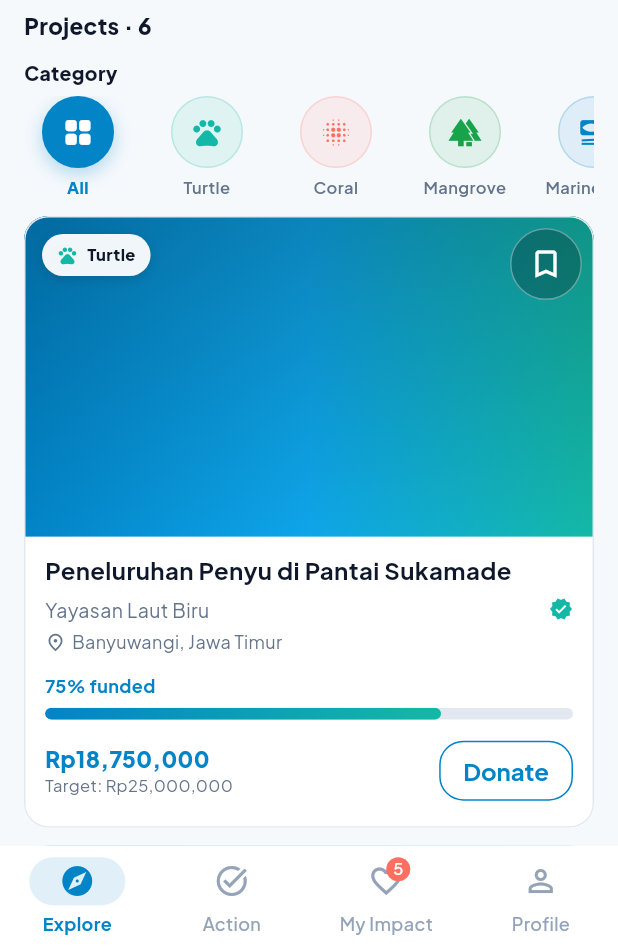
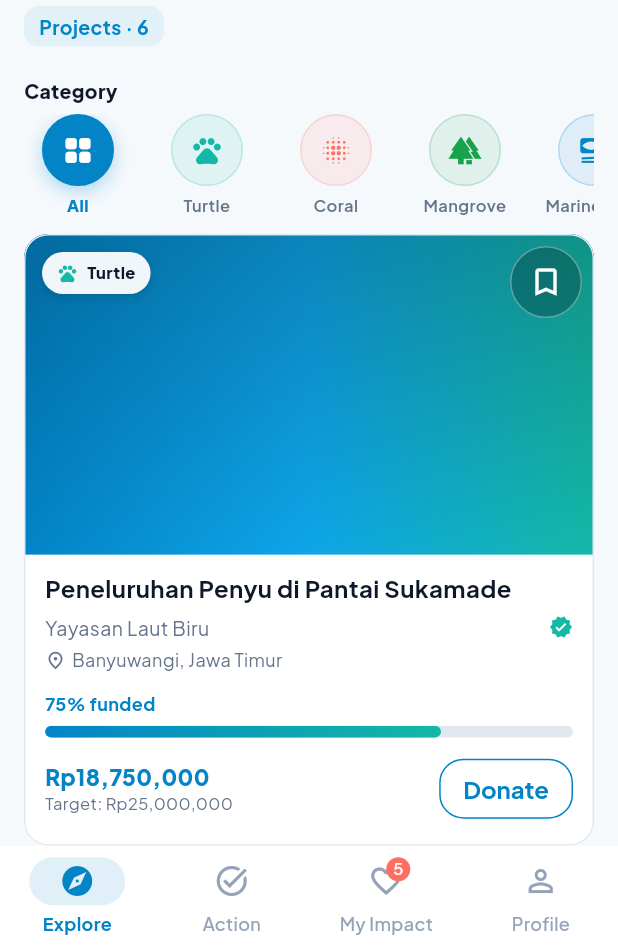
Before and after one commit to MANUSIAdosa/bluetrackproject, a Flutter app: the ExplorePage screen opened by its route, on a phone screen of 412 x 824 dp, the part 288-1236 px from its top. Run offline on Flutter 3.47's test engine with Material 3 defaults, Android fonts, the phone set to English and light mode, and no system bars; our stand-ins replace fl_chart, flutter_map, flutter_riverpod, flutter_secure_storage, go_router, hive and 3 more; accounts and stored records are empty.

Commit message:
P03 Jelajahi: badge hasil lebih lembut dan beri ruang bawah

```diff
--- a/lib/features/explore/presentation/widgets/explore_header.dart
+++ b/lib/features/explore/presentation/widgets/explore_header.dart
@@ -659,16 +659,23 @@ class ExploreResultsBar extends StatelessWidget {
     final showCategory = categoryId != null && onCategoryPressed != null;
 
     return Padding(
-      padding: const EdgeInsets.fromLTRB(16, 6, 16, 2),
+      padding: const EdgeInsets.fromLTRB(16, 4, 16, 10),
       child: Row(
         children: [
-          Text(
-            '${context.tr('explore.projects')} · $count',
-            key: const ValueKey('explore.resultsCount'),
-            style: const TextStyle(
-              fontSize: 15,
-              fontWeight: FontWeight.w800,
-              color: AppColors.textPrimary,
+          Container(
+            padding: const EdgeInsets.symmetric(horizontal: 10, vertical: 4),
+            decoration: BoxDecoration(
+              color: AppColors.ocean.withValues(alpha: 0.08),
+              borderRadius: BorderRadius.circular(10),
+            ),
+            child: Text(
+              '${context.tr('explore.projects')} · $count',
+              key: const ValueKey('explore.resultsCount'),
+              style: const TextStyle(
+                fontSize: 13,
+                fontWeight: FontWeight.w700,
+                color: AppColors.ocean,
+              ),
             ),
           ),
           if (showCategory) ...[
```
